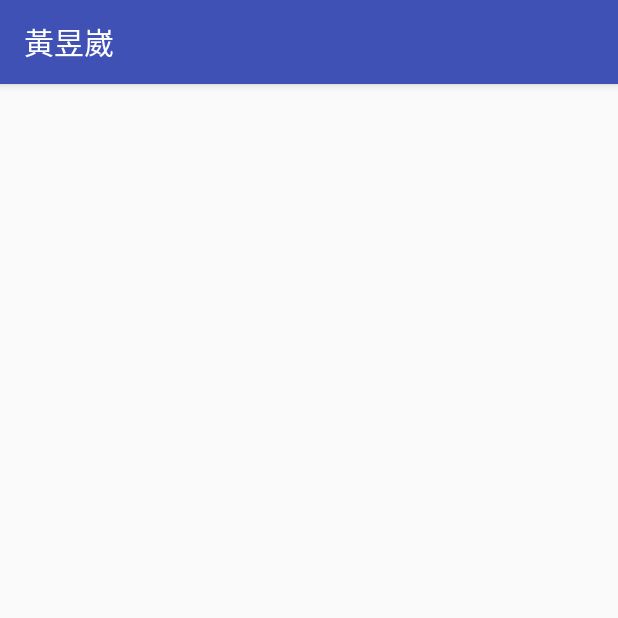
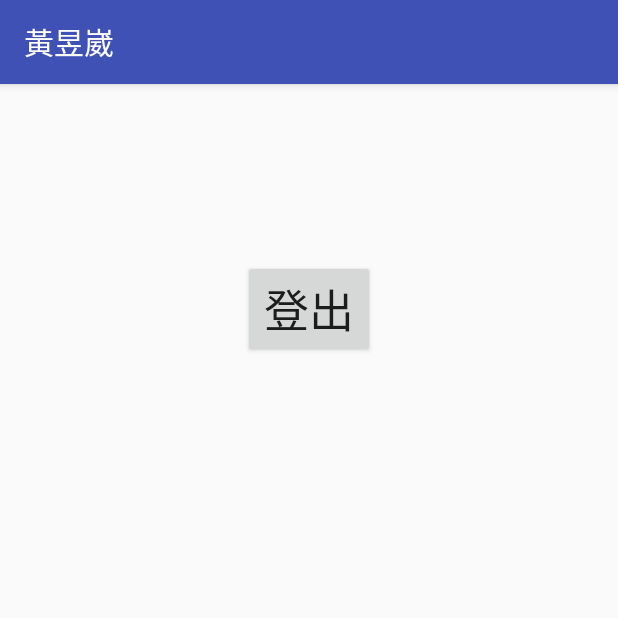
Before and after one commit to jackie116/cancer, an Android app: the setting screen opened directly, with no data from a screen before it, on a phone screen of 412 x 824 dp, the top half of it. Run offline under Robolectric (Android 15) with nearby library versions, the phone set to English and light mode, and no system bars.

Commit message:
update signup, setting login

```diff
--- a/app/src/main/java/com/example/huangyuwei/myapplication/setting.java
+++ b/app/src/main/java/com/example/huangyuwei/myapplication/setting.java
@@ -1,13 +1,33 @@
 package com.example.huangyuwei.myapplication;
 
+import android.content.Context;
+import android.content.Intent;
 import android.support.v7.app.AppCompatActivity;
 import android.os.Bundle;
+import android.view.View;
+import android.widget.Button;
 
 public class setting extends AppCompatActivity {
+    private final String TAG = "setting";
+    private static Context context;
+    private Button btn_logout;
 
     @Override
     protected void onCreate(Bundle savedInstanceState) {
         super.onCreate(savedInstanceState);
         setContentView(R.layout.activity_setting);
+        context=this;
+        btn_logout = (Button)findViewById(R.id.btn_logout);
+
+        btn_logout.setOnClickListener(new View.OnClickListener() {
+            @Override
+            public void onClick(View v) {
+                UserData.getSharedPreferences(context).edit().clear().apply();
+                Intent intent = new Intent(setting.this,MainActivity.class);
+                startActivity(intent);
+                center.getInstance().finish();
+                setting.this.finish();
+            }
+        });
     }
 }
--- a/app/src/main/res/layout/activity_setting.xml
+++ b/app/src/main/res/layout/activity_setting.xml
@@ -6,4 +6,19 @@
     android:layout_height="match_parent"
     tools:context="com.example.huangyuwei.myapplication.setting">
 
+    <Button
+        android:id="@+id/btn_logout"
+        android:layout_width="wrap_content"
+        android:layout_height="wrap_content"
+        android:layout_marginBottom="232dp"
+        android:layout_marginLeft="8dp"
+        android:layout_marginRight="8dp"
+        android:layout_marginTop="8dp"
+        android:text="登出"
+        android:textSize="30sp"
+        app:layout_constraintBottom_toBottomOf="parent"
+        app:layout_constraintLeft_toLeftOf="parent"
+        app:layout_constraintRight_toRightOf="parent"
+        app:layout_constraintTop_toTopOf="parent"
+        app:layout_constraintVertical_bias="0.237" />
 </android.support.constraint.ConstraintLayout>
```
Also changed, not shown: app/src/main/java/com/example/huangyuwei/myapplication/MainActivity.java (+38 -3 lines), app/src/main/java/com/example/huangyuwei/myapplication/UserData.java (added, +37 -0 lines), app/src/main/java/com/example/huangyuwei/myapplication/center.java (+13 -0 lines), app/src/main/java/com/example/huangyuwei/myapplication/signup_activity.java (+23 -2 lines), app/src/main/res/layout/activity_main.xml (+24 -5 lines), app/src/main/res/layout/activity_signup.xml (+26 -4 lines).
